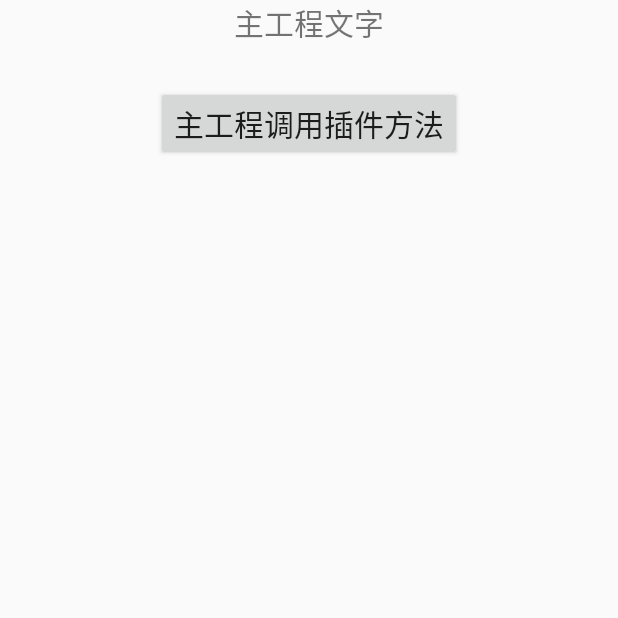
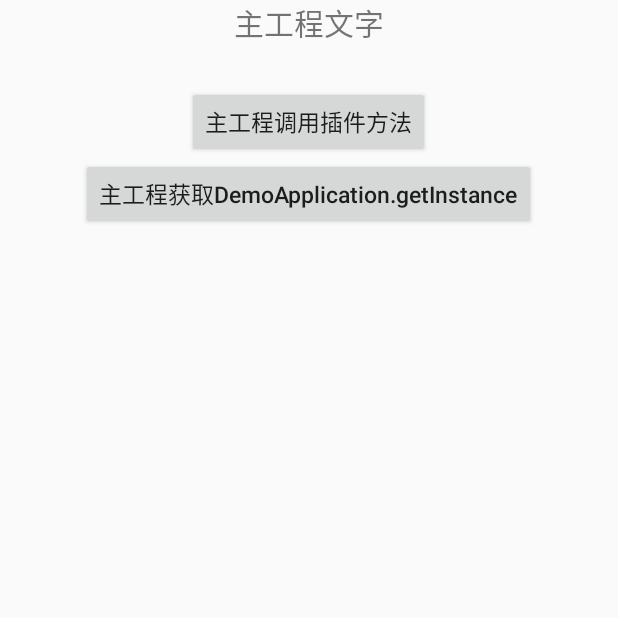
Before and after one commit to lilong9898/pluginDemo, an Android app: the screen it shows after launch (MainActivity), on a phone screen of 412 x 824 dp, the top half of it. Run offline under Robolectric (Android 15) with nearby library versions, the phone set to English and light mode, and no system bars; 1 statement that could not run was skipped.

Commit message:
test DemoApplication.getInstance using host and plugin classloader

```diff
--- a/app/src/main/java/com/lilong/plugindemo/ui/MainActivity.java
+++ b/app/src/main/java/com/lilong/plugindemo/ui/MainActivity.java
@@ -6,15 +6,20 @@ import android.support.v4.app.Fragment;
 import android.view.View;
 import android.widget.Button;
 import android.widget.TextView;
+import android.widget.Toast;
 
 import com.lilong.plugindemo.R;
+import com.lilong.plugindemo.application.DemoApplication;
 import com.lilong.plugindemo.plugin.PluginManager;
 import com.lilong.plugininterface.IPluginFragment;
 
 public class MainActivity extends BaseActivity {
 
     private Button mBtnMainCallPluginMethod;
+    private Button mBtnMainGetDemoApplicationInstance;
     private TextView tvTextUsePluginResource;
+
+    private static final String CLASS_LOADER_TEST_DEMO_APPLICATION_CLASS_NAME = "com.lilong.plugindemo.application.DemoApplication";
 
     @SuppressLint("ResourceType")
     @Override
@@ -28,6 +33,20 @@ public class MainActivity extends BaseActivity {
             public void onClick(View v) {
                 Fragment pluginFragment = getSupportFragmentManager().findFragmentById(R.id.layoutFragContainer);
                 ((IPluginFragment) pluginFragment).callPluginMethod();
+            }
+        });
+        mBtnMainGetDemoApplicationInstance = (Button) findViewById(R.id.btnMainGetDemoApplicationInstance);
+        mBtnMainGetDemoApplicationInstance.setOnClickListener(new View.OnClickListener() {
+            @Override
+            public void onClick(View v) {
+                Class c = null;
+                try {
+                    c = getClassLoader().loadClass(CLASS_LOADER_TEST_DEMO_APPLICATION_CLASS_NAME);
+                } catch (ClassNotFoundException e) {
+                    e.printStackTrace();
+                }
+                DemoApplication instance = DemoApplication.getInstance();
+                Toast.makeText(MainActivity.this, "Class object = " + c + ", \ninstance = " + instance, Toast.LENGTH_LONG).show();
             }
         });
         tvTextUsePluginResource.setText(0x71109998);
--- a/app/src/main/res/layout/activity_main.xml
+++ b/app/src/main/res/layout/activity_main.xml
@@ -6,6 +6,7 @@
     android:layout_width="match_parent"
     android:layout_height="match_parent"
     android:orientation="vertical"
+    android:gravity="center_horizontal"
     tools:context="com.lilong.plugindemo.ui.MainActivity">
 
     <TextView
@@ -27,9 +28,16 @@
         android:id="@+id/btnMainCallPluginMethod"
         android:layout_width="wrap_content"
         android:layout_height="wrap_content"
-        android:layout_gravity="center_horizontal"
         android:text="主工程调用插件方法"
-        android:textSize="20dp"/>
+        android:textSize="15sp"/>
+
+    <Button
+        android:id="@+id/btnMainGetDemoApplicationInstance"
+        android:layout_width="wrap_content"
+        android:layout_height="wrap_content"
+        android:text="主工程获取DemoApplication.getInstance"
+        android:textAllCaps="false"
+        android:textSize="15sp" />
 
     <View
         android:layout_width="match_parent"
--- a/plugin/src/main/res/values/strings.xml
+++ b/plugin/src/main/res/values/strings.xml
@@ -9,6 +9,7 @@
     <string name="btnCallPluginProjectToast">在插件内显示toast</string>
     <string name="btnCallMainProjectToast">调用主工程方法显示toast</string>
     <string name="methodCallFromMainProject">主工程调用插件的方法</string>
-    <string name="pluginLoadMainClassByClassLoader">插件通过context的classLoader加载主工程类</string>
-    <string name="pluginLoadPluginClassByClassLoader">插件通过context的classLoader加载插件类</string>
+    <string name="pluginLoadMainClass">插件通过加载自己的DexClassLoader加载主工程类</string>
+    <string name="pluginLoadPluginClass">插件通过加载自己的DexClassLoader加载插件类</string>
+    <string name="pluginGetDemoApplicationInstance">插件通过加载自己的DexClassLoader获取DemoApplication.getInstance</string>
 </resources>
```
Also changed, not shown: app/src/main/java/com/lilong/plugindemo/plugin/PluginFragmentContext.java (deleted, +0 -39 lines), plugin/src/main/java/com/lilong/plugin/fragment/PluginFragment.java (+25 -7 lines), plugin/src/main/res/layout-land/plugin_fragment.xml (+4 -4 lines), plugin/src/main/res/layout/plugin_fragment.xml (+17 -5 lines), 3 other files.
